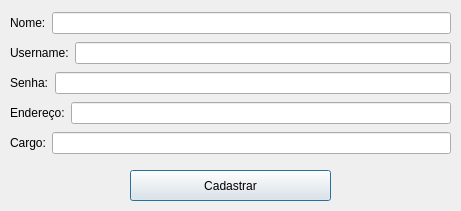
This is colaboradores/cadastrocolaborador.ui in ViniiGabriel/hotelQT as Qt 5 draws it before an edit. The edited form follows.
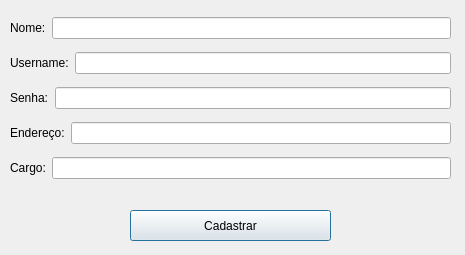
This is the edited form.

```diff
--- a/colaboradores/cadastrocolaborador.ui
+++ b/colaboradores/cadastrocolaborador.ui
@@ -6,8 +6,8 @@
    <rect>
     <x>0</x>
     <y>0</y>
-    <width>461</width>
-    <height>211</height>
+    <width>465</width>
+    <height>255</height>
    </rect>
   </property>
   <property name="windowTitle">
@@ -17,7 +17,7 @@
    <property name="geometry">
     <rect>
      <x>130</x>
-     <y>170</y>
+     <y>210</y>
      <width>201</width>
      <height>31</height>
     </rect>
@@ -26,13 +26,13 @@
     <string>Cadastrar</string>
    </property>
   </widget>
-  <widget class="QWidget" name="">
+  <widget class="QWidget" name="layoutWidget">
    <property name="geometry">
     <rect>
      <x>10</x>
      <y>10</y>
      <width>441</width>
-     <height>146</height>
+     <height>180</height>
     </rect>
    </property>
    <layout class="QVBoxLayout" name="verticalLayout">
```
